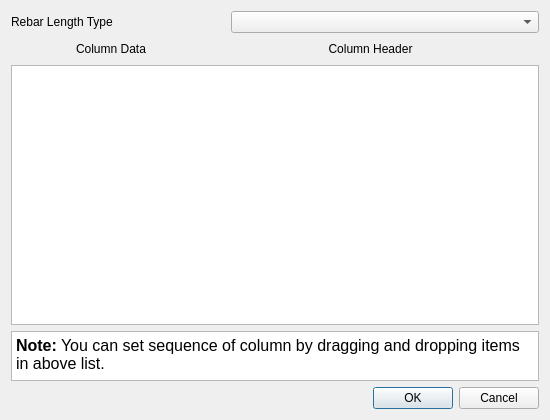
The window that BillOfMaterial/MainBillOfMaterial.ui (amrit3701/FreeCAD-Reinforcement) describes before a commit, drawn with Qt 5.
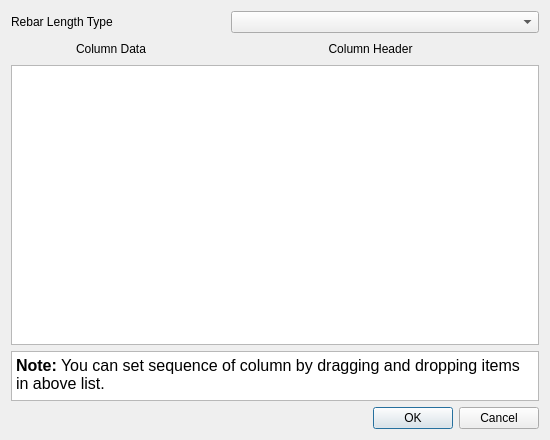
The same window after the commit. Custom widgets are drawn as their Qt base class.

Commit message: Add docstring to functions

The edit to the form file:
```diff
--- a/BillOfMaterial/MainBillOfMaterial.ui
+++ b/BillOfMaterial/MainBillOfMaterial.ui
@@ -7,7 +7,7 @@
     <x>0</x>
     <y>0</y>
     <width>550</width>
-    <height>420</height>
+    <height>440</height>
    </rect>
   </property>
   <property name="windowTitle">
```
The commit also changes 2 other files.
